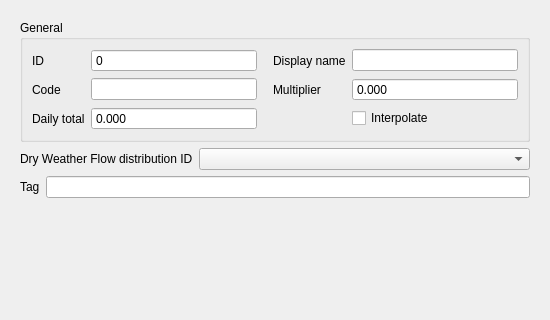
Above: threedi_schematisation_editor/forms/ui/dry_weather_flow.ui from nens/threedi-schematisation-editor before the change; both pictures show x 0 to 550 and y 0 to 320 of the 550 by 550 pixel window. Below: the same form after it.
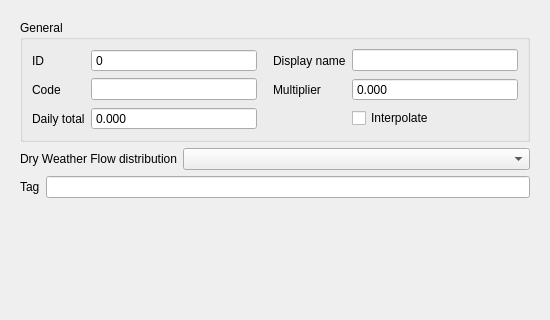
That is the form after the change.

```diff
--- a/threedi_schematisation_editor/forms/ui/dry_weather_flow.ui
+++ b/threedi_schematisation_editor/forms/ui/dry_weather_flow.ui
@@ -254,7 +254,7 @@
          <item>
           <widget class="QLabel" name="label">
            <property name="text">
-            <string>Dry Weather Flow distribution ID</string>
+            <string>Dry Weather Flow distribution</string>
            </property>
           </widget>
          </item>
```
